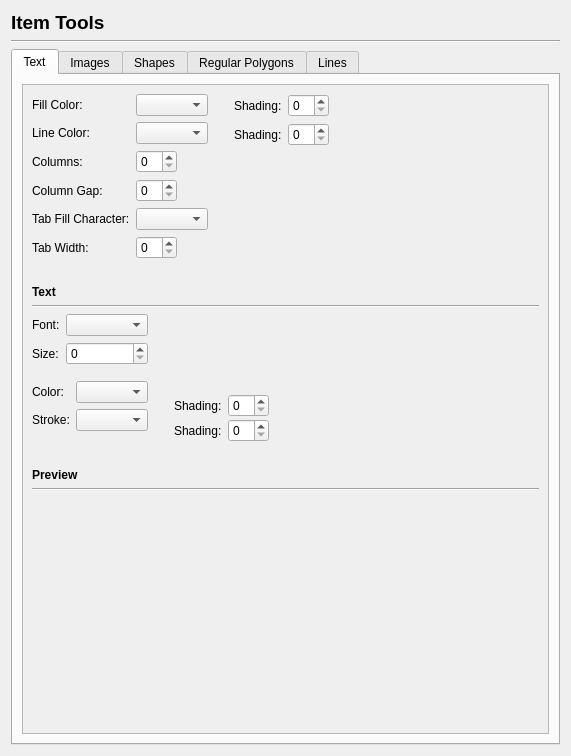
Above: scribus/ui/prefs_itemtoolsbase.ui from scribusproject/scribus before the change. Below: the same form after it.
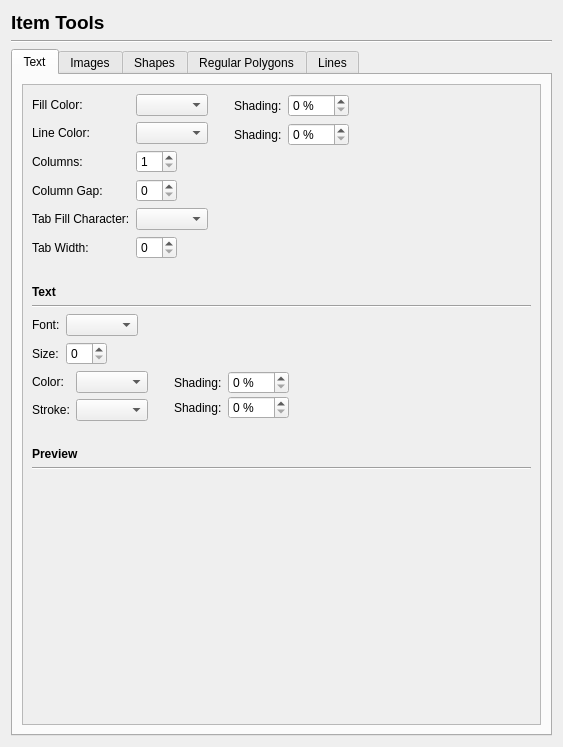
That is the form after the change. Custom widgets are drawn as their Qt base class.

Commit message: Most widgets now working on the item tools dialog

```diff
--- a/scribus/ui/prefs_itemtoolsbase.ui
+++ b/scribus/ui/prefs_itemtoolsbase.ui
@@ -6,8 +6,8 @@
    <rect>
     <x>0</x>
     <y>0</y>
-    <width>571</width>
-    <height>756</height>
+    <width>563</width>
+    <height>747</height>
    </rect>
   </property>
   <property name="windowTitle">
@@ -67,11 +67,11 @@
            <rect>
             <x>0</x>
             <y>0</y>
-            <width>497</width>
-            <height>626</height>
+            <width>489</width>
+            <height>617</height>
            </rect>
           </property>
-          <layout class="QVBoxLayout" name="verticalLayout_9">
+          <layout class="QVBoxLayout" name="verticalLayout_2">
            <item>
             <layout class="QHBoxLayout" name="horizontalLayout_5">
              <item>
@@ -90,7 +90,11 @@
                 </widget>
                </item>
                <item row="2" column="1">
-                <widget class="QSpinBox" name="textColumnsSpinBox"/>
+                <widget class="QSpinBox" name="textColumnsSpinBox">
+                 <property name="minimum">
+                  <number>1</number>
+                 </property>
+                </widget>
                </item>
                <item row="3" column="0">
                 <widget class="QLabel" name="label_17">
@@ -177,10 +181,24 @@
                 </widget>
                </item>
                <item row="1" column="1">
-                <widget class="QSpinBox" name="textFrameLineShadingSpinBox"/>
+                <widget class="QSpinBox" name="textFrameLineShadingSpinBox">
+                 <property name="suffix">
+                  <string> %</string>
+                 </property>
+                 <property name="maximum">
+                  <number>100</number>
+                 </property>
+                </widget>
                </item>
                <item row="0" column="1">
-                <widget class="QSpinBox" name="textFrameFillShadingSpinBox"/>
+                <widget class="QSpinBox" name="textFrameFillShadingSpinBox">
+                 <property name="suffix">
+                  <string> %</string>
+                 </property>
+                 <property name="maximum">
+                  <number>100</number>
+                 </property>
+                </widget>
                </item>
               </layout>
              </item>
@@ -236,11 +254,12 @@
             </widget>
            </item>
            <item>
-            <layout class="QHBoxLayout" name="horizontalLayout_3">
-             <item>
-              <layout class="QVBoxLayout" name="verticalLayout_2">
+            <layout class="QHBoxLayout" name="horizontalLayout_8">
                <item>
                 <layout class="QFormLayout" name="formLayout">
+               <property name="fieldGrowthPolicy">
+                <enum>QFormLayout::FieldsStayAtSizeHint</enum>
+               </property>
                  <item row="0" column="0">
                   <widget class="QLabel" name="label_3">
                    <property name="text">
@@ -263,6 +282,23 @@
                  </item>
                 </layout>
                </item>
+             <item>
+              <spacer name="horizontalSpacer_14">
+               <property name="orientation">
+                <enum>Qt::Horizontal</enum>
+               </property>
+               <property name="sizeHint" stdset="0">
+                <size>
+                 <width>40</width>
+                 <height>20</height>
+                </size>
+               </property>
+              </spacer>
+             </item>
+            </layout>
+           </item>
+           <item>
+            <layout class="QHBoxLayout" name="horizontalLayout_3">
                <item>
                 <layout class="QFormLayout" name="formLayout_14">
                  <item row="0" column="0">
@@ -287,8 +323,6 @@
                  </item>
                 </layout>
                </item>
-              </layout>
-             </item>
              <item>
               <spacer name="horizontalSpacer">
                <property name="orientation">
@@ -306,21 +340,6 @@
               </spacer>
              </item>
              <item>
-              <layout class="QVBoxLayout" name="verticalLayout_8">
-               <item>
-                <spacer name="verticalSpacer_10">
-                 <property name="orientation">
-                  <enum>Qt::Vertical</enum>
-                 </property>
-                 <property name="sizeHint" stdset="0">
-                  <size>
-                   <width>20</width>
-                   <height>40</height>
-                  </size>
-                 </property>
-                </spacer>
-               </item>
-               <item>
                 <layout class="QFormLayout" name="formLayout_2">
                  <property name="sizeConstraint">
                   <enum>QLayout::SetDefaultConstraint</enum>
@@ -339,7 +358,14 @@
                   </widget>
                  </item>
                  <item row="0" column="1">
-                  <widget class="QSpinBox" name="textColorShadingSpinBox"/>
+                <widget class="QSpinBox" name="textColorShadingSpinBox">
+                 <property name="suffix">
+                  <string> %</string>
+                 </property>
+                 <property name="maximum">
+                  <number>100</number>
+                 </property>
+                </widget>
                  </item>
                  <item row="1" column="0">
                   <widget class="QLabel" name="label_15">
@@ -349,9 +375,14 @@
                   </widget>
                  </item>
                  <item row="1" column="1">
-                  <widget class="QSpinBox" name="textStrokeShadingSpinBox"/>
-                 </item>
-                </layout>
+                <widget class="QSpinBox" name="textStrokeShadingSpinBox">
+                 <property name="suffix">
+                  <string> %</string>
+                 </property>
+                 <property name="maximum">
+                  <number>100</number>
+                 </property>
+                </widget>
                </item>
               </layout>
              </item>
@@ -362,7 +393,7 @@
                </property>
                <property name="sizeHint" stdset="0">
                 <size>
-                 <width>28</width>
+                 <width>40</width>
                  <height>20</height>
                 </size>
                </property>
```
Left out of the diff: 61 changed lines with no effect on the pictures. Lines whose indentation alone changed are shown as unchanged. The commit also changes 1 other file.
